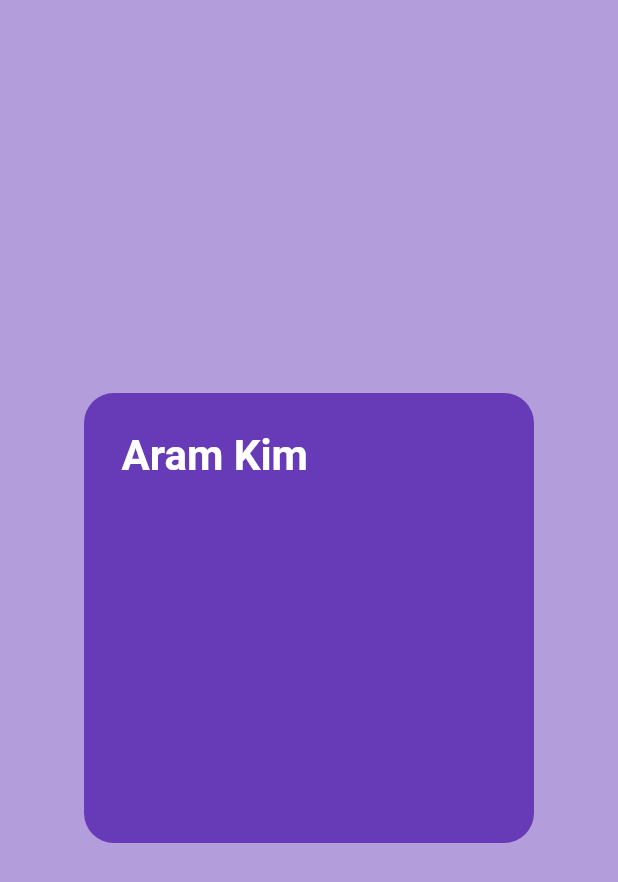
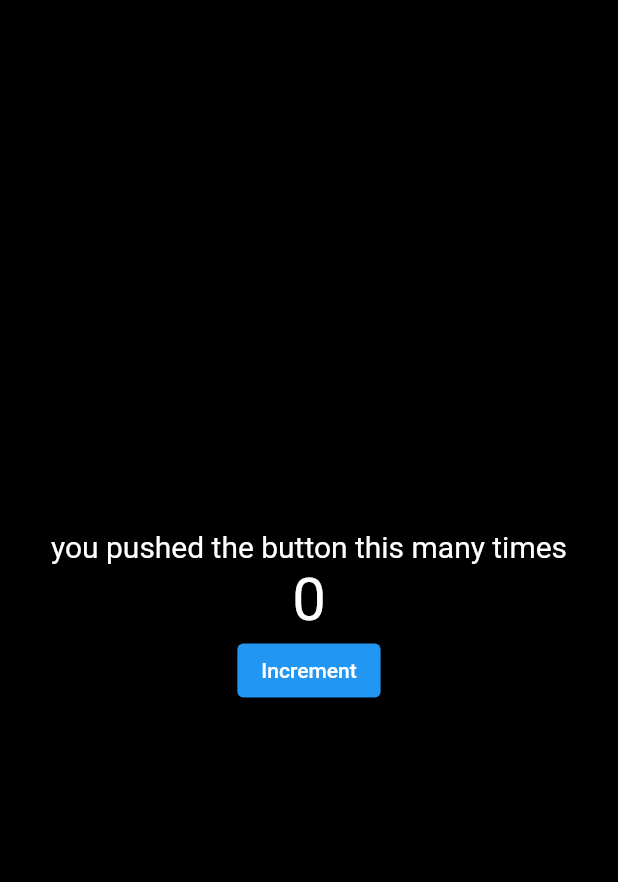
Before and after one commit to AramKim37/fluttertodo, a Flutter app: the screen it shows after launch, on a phone screen of 412 x 824 dp. Shown: the top 882 px of the screen. Run offline on Flutter 3.47's test engine with Material 2 defaults, Android fonts, the phone set to English and light mode, and no system bars.

Commit message:
build increment number

```diff
--- a/lib/main.dart
+++ b/lib/main.dart
@@ -1,4 +1,5 @@
 import 'package:flutter/material.dart';
+import 'pages/counter_page.dart';
 
 void main() {
   runApp(const MyApp());
@@ -11,27 +12,7 @@ class MyApp extends StatelessWidget {
   Widget build(BuildContext context) {
     return MaterialApp(
       debugShowCheckedModeBanner: false,
-      home: Scaffold(
-        backgroundColor: Colors.deepPurple[200],
-        body: Center(
-          child: Container(
-              height: 300,
-              width: 300,
-              decoration: BoxDecoration(
-                color: Colors.deepPurple,
-                borderRadius: BorderRadius.circular(20),
-              ),
-              padding: const EdgeInsets.all(25),
-              child: const Text(
-                "Aram Kim",
-                style: TextStyle(
-                  color: Colors.white,
-                  fontSize: 28,
-                  fontWeight: FontWeight.bold,
-                ),
-              )),
-        ),
-      ),
+      home: CounterPage(),
     );
   }
 }
--- /dev/null
+++ b/lib/pages/counter_page.dart
@@ -0,0 +1,49 @@
+import 'package:flutter/material.dart';
+import 'package:flutter/src/widgets/container.dart';
+import 'package:flutter/src/widgets/framework.dart';
+
+class CounterPage extends StatefulWidget {
+  const CounterPage({super.key});
+
+  @override
+  State<CounterPage> createState() => _CounterPageState();
+}
+
+class _CounterPageState extends State<CounterPage> {
+  //variable
+  int counter = 0;
+
+//method
+  void increment() {
+    setState(() {
+      counter++;
+    });
+  }
+
+//UI
+  @override
+  Widget build(BuildContext context) {
+    return Scaffold(
+      backgroundColor: Colors.black,
+      body: Center(
+        child: Column(
+          mainAxisAlignment: MainAxisAlignment.center,
+          children: [
+            Text(
+              "you pushed the button this many times",
+              style: TextStyle(color: Colors.white, fontSize: 20),
+            ),
+            Text(
+              counter.toString(),
+              style: TextStyle(fontSize: 40, color: Colors.white),
+            ),
+            ElevatedButton(
+              onPressed: increment,
+              child: Text("Increment"),
+            )
+          ],
+        ),
+      ),
+    );
+  }
+}
```
